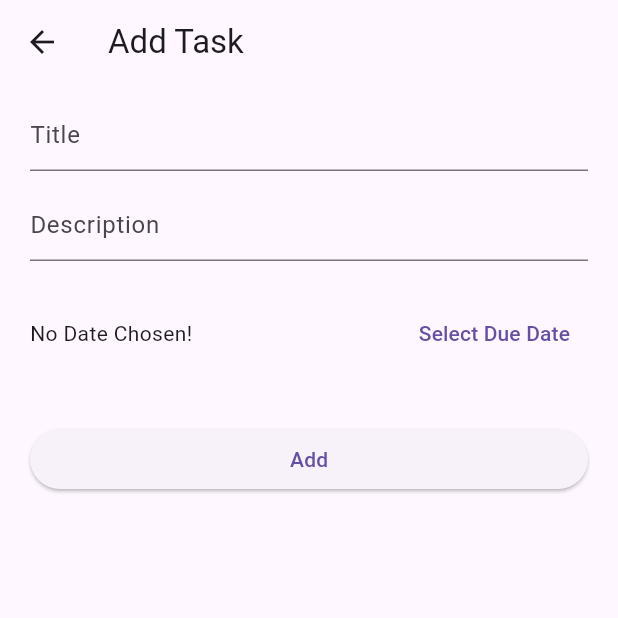
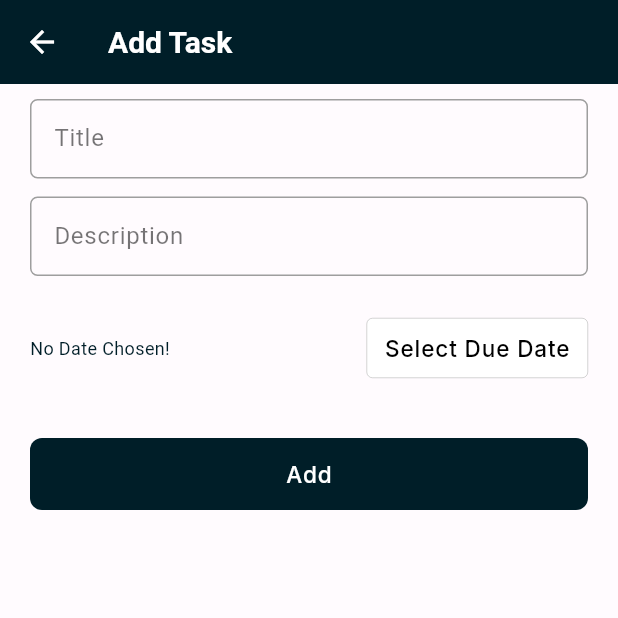
Before and after one commit to NagesoHaile/tasko, a Flutter app: the screen it shows after launch, after a tap on "Add Task", on a phone screen of 412 x 824 dp, the top half of it. Run offline on Flutter 3.47's test engine with Material 3 defaults, Android fonts, the phone set to English and light mode, and no system bars; our stand-ins replace equatable, flutter_bloc, get_it, go_router, google_fonts, sqflite; accounts and stored records are empty.

```diff
--- a/lib/app.dart
+++ b/lib/app.dart
@@ -1,5 +1,9 @@
 import 'package:flutter/material.dart';
+import 'package:flutter_bloc/flutter_bloc.dart';
 import 'package:tasko/configs/theme/theme.dart';
+import 'package:tasko/features/settings/bloc/settings_bloc.dart';
+import 'package:tasko/features/settings/services/settings_service.dart';
+import 'package:tasko/injector.dart';
 import 'package:tasko/router.dart';
 
 class App extends StatelessWidget {
@@ -7,11 +11,36 @@ class App extends StatelessWidget {
 
   @override
   Widget build(BuildContext context) {
-    return MaterialApp.router(
-      theme: Style.light,
-      darkTheme: Style.dark,
-      debugShowCheckedModeBanner: false,
-      routerConfig: router,
+    return MultiBlocProvider(
+      providers: [
+        BlocProvider(
+          create: (context) => sl<SettingsBloc>(),
+        ),
+        // BlocProvider(
+        //   create: (context) => SubjectBloc(),
+        // ),
+      ],
+      child: BlocBuilder<SettingsBloc, SettingsState>(
+        builder: (context, state) {
+          return MaterialApp.router(
+            theme: lightTheme,
+            darkTheme: darkTheme,
+            themeMode: () {
+              switch (state.appTheme) {
+                case AppTheme.light:
+                  return ThemeMode.light;
+                case AppTheme.dark:
+                  return ThemeMode.dark;
+                case AppTheme.system:
+                default:
+                  return ThemeMode.system;
+              }
+            }(),
+            debugShowCheckedModeBanner: false,
+            routerConfig: router,
+          );
+        },
+      ),
     );
   }
 }
```
